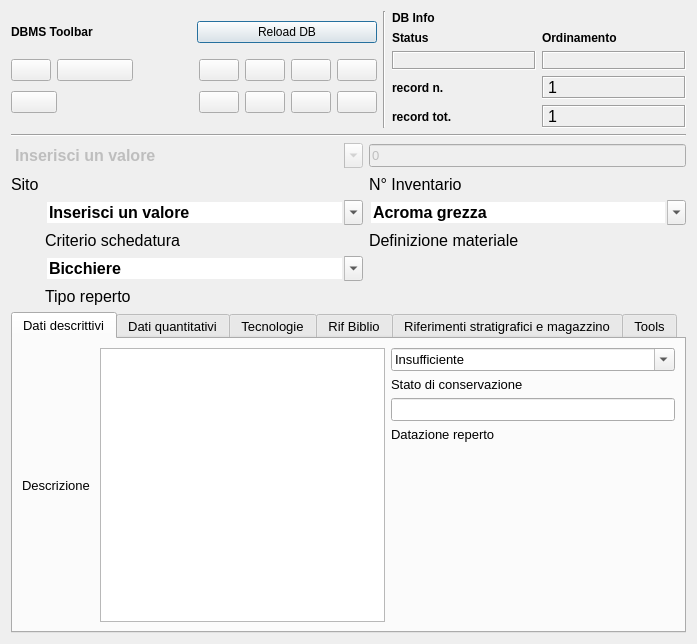
Above: pyarchinit/modules/gui/pyarchinit_inventario_reperti_ui.ui from mandoluca/pyarchinit_beta_test before the change. Below: the same form after it.
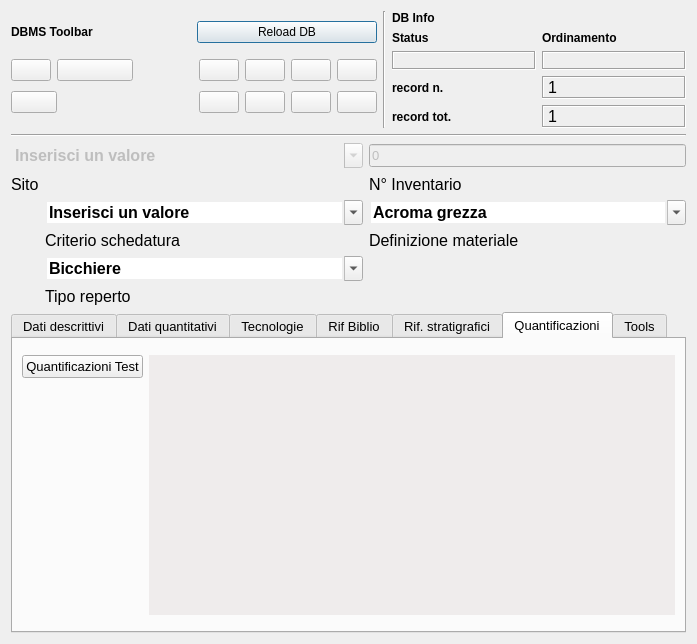
That is the form after the change. Icons and pictures are not drawn. Custom widgets are drawn as their Qt base class.

Commit message: sistema di quantificazione dei reperti

```diff
--- a/pyarchinit/modules/gui/pyarchinit_inventario_reperti_ui.ui
+++ b/pyarchinit/modules/gui/pyarchinit_inventario_reperti_ui.ui
@@ -861,7 +861,7 @@
         </font>
        </property>
        <property name="currentIndex">
-        <number>0</number>
+        <number>5</number>
        </property>
        <widget class="QWidget" name="tab">
         <attribute name="title">
@@ -1368,7 +1368,7 @@
        </widget>
        <widget class="QWidget" name="tab_2">
         <attribute name="title">
-         <string>Riferimenti stratigrafici e magazzino</string>
+         <string>Rif. stratigrafici</string>
         </attribute>
         <layout class="QGridLayout" name="gridLayout_32">
          <item row="0" column="0">
@@ -1646,6 +1646,39 @@
          </item>
         </layout>
        </widget>
+       <widget class="QWidget" name="tab_6">
+        <attribute name="title">
+         <string>Quantificazioni</string>
+        </attribute>
+        <layout class="QFormLayout" name="formLayout_2">
+         <item row="0" column="0">
+          <widget class="QPushButton" name="pushButtonMpl">
+           <property name="text">
+            <string>Quantificazioni Test</string>
+           </property>
+          </widget>
+         </item>
+         <item row="0" column="1">
+          <widget class="Mplwidget" name="widget" native="true">
+           <property name="sizePolicy">
+            <sizepolicy hsizetype="Expanding" vsizetype="Expanding">
+             <horstretch>0</horstretch>
+             <verstretch>0</verstretch>
+            </sizepolicy>
+           </property>
+           <property name="minimumSize">
+            <size>
+             <width>0</width>
+             <height>260</height>
+            </size>
+           </property>
+           <property name="styleSheet">
+            <string notr="true">background-color: rgb(239, 236, 236);</string>
+           </property>
+          </widget>
+         </item>
+        </layout>
+       </widget>
        <widget class="QWidget" name="tab_5">
         <attribute name="title">
          <string>Tools</string>
@@ -1707,6 +1740,14 @@
    </item>
   </layout>
  </widget>
+ <customwidgets>
+  <customwidget>
+   <class>Mplwidget</class>
+   <extends>QWidget</extends>
+   <header>mplwidget</header>
+   <container>1</container>
+  </customwidget>
+ </customwidgets>
  <resources/>
  <connections/>
 </ui>
```
Left out of the diff: 38 changed lines with no effect on the pictures. The commit also changes 8 other files.
